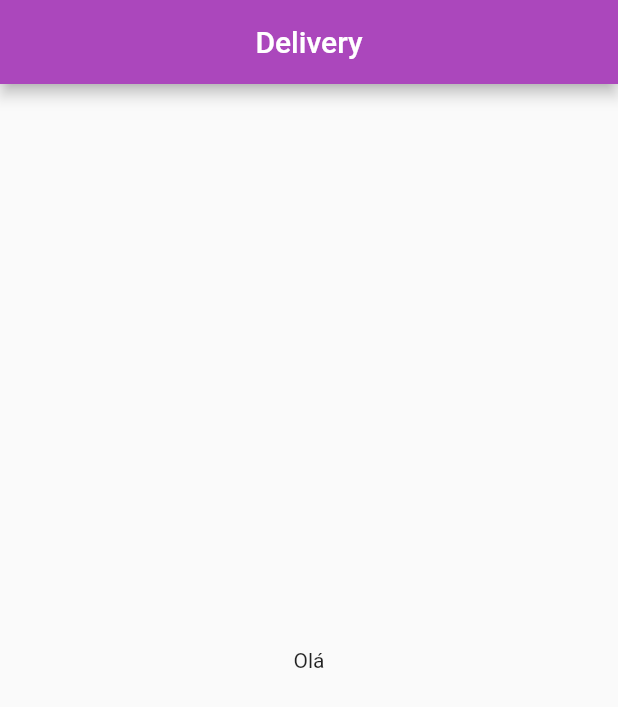
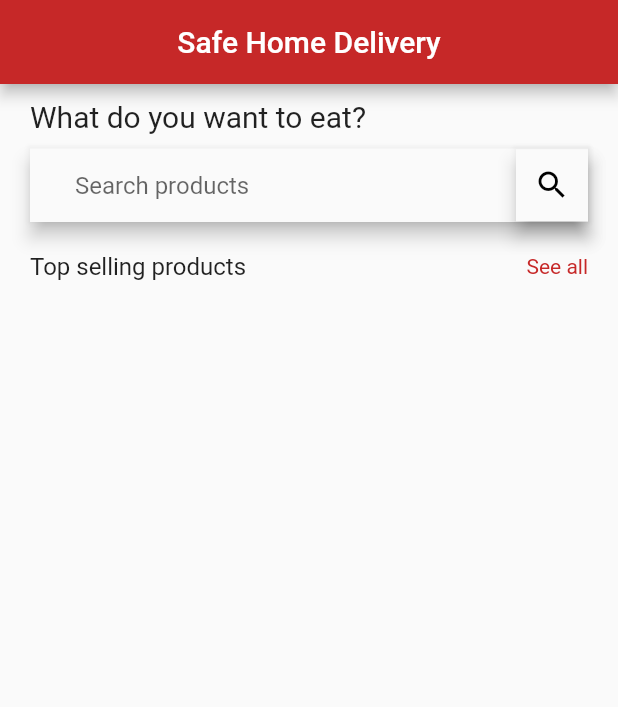
Before and after one commit to Luis020-hub/Projeto, a Flutter app: the screen it shows after launch, on a phone screen of 412 x 824 dp. Shown: the top 707 px of the screen. Run offline on Flutter 3.47's test engine with Material 2 defaults, Android fonts, the phone set to English and light mode, and no system bars.

Commit message:
21/05/2023
- Criando um componente Header com titulo chamativo.
- Criando um componente Search para futuramente fazer a busca dos produtos.
- Salvando os produtos local.
- Definindo o Tema da aplicação.
- Definindo modelos.
- Juntando os componente na HomePage.

```diff
--- /dev/null
+++ b/lib/components/Header.dart
@@ -0,0 +1,27 @@
+// ignore_for_file: file_names
+
+import 'package:flutter/material.dart';
+
+class Header extends StatelessWidget {
+  const Header({super.key});
+
+  @override
+  Widget build(BuildContext context) {
+    return Row(
+      mainAxisAlignment: MainAxisAlignment.spaceBetween,
+      children: [
+        Column(
+          children: const [
+            Text(
+              'What do you want to eat?',
+              style: TextStyle(
+                fontSize: 20,
+                fontWeight: FontWeight.w400,
+              ),
+            ),
+          ],
+        ),
+      ],
+    );
+  }
+}
--- /dev/null
+++ b/lib/components/Search.dart
@@ -0,0 +1,36 @@
+// ignore_for_file: file_names
+
+import 'package:flutter/material.dart';
+
+class Search extends StatelessWidget {
+  const Search({super.key});
+
+  @override
+  Widget build(BuildContext context) {
+    return Padding(
+      padding: const EdgeInsets.symmetric(vertical: 10),
+      child: Material(
+        elevation: 5,
+        child: TextField(
+          style: const TextStyle(
+            color: Colors.black,
+            fontSize: 16,
+          ),
+          cursorColor: Theme.of(context).primaryColor,
+          decoration: const InputDecoration(
+              contentPadding:
+                  EdgeInsets.symmetric(horizontal: 30, vertical: 15),
+              suffixIcon: Material(
+                elevation: 5,
+                child: Icon(
+                  Icons.search,
+                  color: Colors.black,
+                ),
+              ),
+              border: InputBorder.none,
+              hintText: "Search products"),
+        ),
+      ),
+    );
+  }
+}
--- /dev/null
+++ b/lib/data/CategoriesData.dart
@@ -0,0 +1,36 @@
+// ignore_for_file: file_names
+
+import '../models/CategoryModel.dart';
+
+final categories = [
+  CategoryModel(
+    nameCat: "Hamburguer 1",
+    imgCat: "",
+    totalProd: 1,
+  ),
+  CategoryModel(
+    nameCat: "Hamburguer 2",
+    imgCat: "",
+    totalProd: 1,
+  ),
+  CategoryModel(
+    nameCat: "Hamburguer 3",
+    imgCat: "",
+    totalProd: 1,
+  ),
+  CategoryModel(
+    nameCat: "Hamburguer 4",
+    imgCat: "",
+    totalProd: 1,
+  ),
+  CategoryModel(
+    nameCat: "Hamburguer 5",
+    imgCat: "",
+    totalProd: 1,
+  ),
+  CategoryModel(
+    nameCat: "Hamburguer 6",
+    imgCat: "",
+    totalProd: 1,
+  ),
+];
--- a/lib/main.dart
+++ b/lib/main.dart
@@ -13,12 +13,17 @@ class MyApp extends StatelessWidget {
     return MaterialApp(
       debugShowCheckedModeBanner: false,
       theme: ThemeData(
-        primaryColor: Colors.purple[400],
-        textTheme: const TextTheme(
-          displayLarge: TextStyle(),
-          titleLarge: TextStyle(),
-          bodyMedium: TextStyle(),
+        primaryColor: Colors.red[800],
+        colorScheme: ColorScheme.fromSwatch().copyWith(
+          primary: Colors.black,
+          secondary: Colors.white,
+          tertiary: Colors.grey,
         ),
+        buttonTheme: ButtonThemeData(
+          buttonColor: Colors.blueAccent[700],
+          textTheme: ButtonTextTheme.primary,
+        ),
+        visualDensity: VisualDensity.adaptivePlatformDensity,
       ),
       home: const HomePage(),
     );
--- /dev/null
+++ b/lib/models/CategoryModel.dart
@@ -0,0 +1,13 @@
+// ignore_for_file: file_names
+
+class CategoryModel {
+  final String nameCat;
+  final String imgCat;
+  final int totalProd;
+
+  CategoryModel({
+    required this.nameCat,
+    required this.imgCat,
+    required this.totalProd,
+  });
+}
--- a/lib/pages/HomePage.dart
+++ b/lib/pages/HomePage.dart
@@ -1,8 +1,17 @@
+// ignore_for_file: file_names
+
 import 'package:flutter/material.dart';
+import 'package:projeto/components/Header.dart';
+import 'package:projeto/components/Search.dart';
 
-class HomePage extends StatelessWidget {
+class HomePage extends StatefulWidget {
   const HomePage({super.key});
 
+  @override
+  State<HomePage> createState() => _HomePageState();
+}
+
+class _HomePageState extends State<HomePage> {
   @override
   Widget build(BuildContext context) {
     return Scaffold(
@@ -10,20 +19,42 @@ class HomePage extends StatelessWidget {
         centerTitle: true,
         backgroundColor: Theme.of(context).primaryColor,
         title: const Text(
-          'Delivery',
+          'Safe Home Delivery',
           style: TextStyle(),
         ),
       ),
-      body: Center(
-        child: ListView(
-          shrinkWrap: true,
-          padding: const EdgeInsets.all(20),
-          children: const [
-            Center(
-              child: Text('Olá'),
-            )
-          ],
+      body: ListView(
+        padding: const EdgeInsets.only(
+          left: 20,
+          top: 10,
+          right: 20,
         ),
+        children: [
+          const Header(),
+          const Search(),
+          const SizedBox(height: 10),
+          Row(
+            mainAxisAlignment: MainAxisAlignment.spaceBetween,
+            children: [
+              const Text(
+                'Top selling products ',
+                style: TextStyle(
+                  fontSize: 16,
+                  fontWeight: FontWeight.w400,
+                ),
+              ),
+              GestureDetector(
+                onTap: () {},
+                child: Text(
+                  'See all',
+                  style: TextStyle(
+                    color: Theme.of(context).primaryColor,
+                  ),
+                ),
+              ),
+            ],
+          )
+        ],
       ),
     );
   }
```
